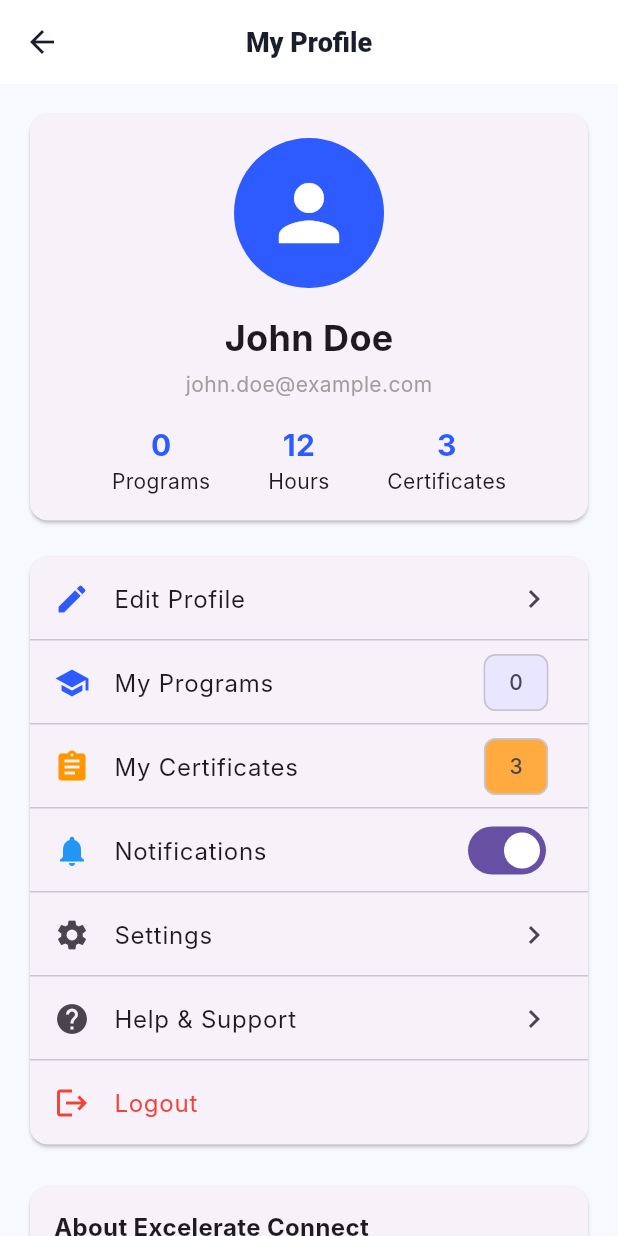
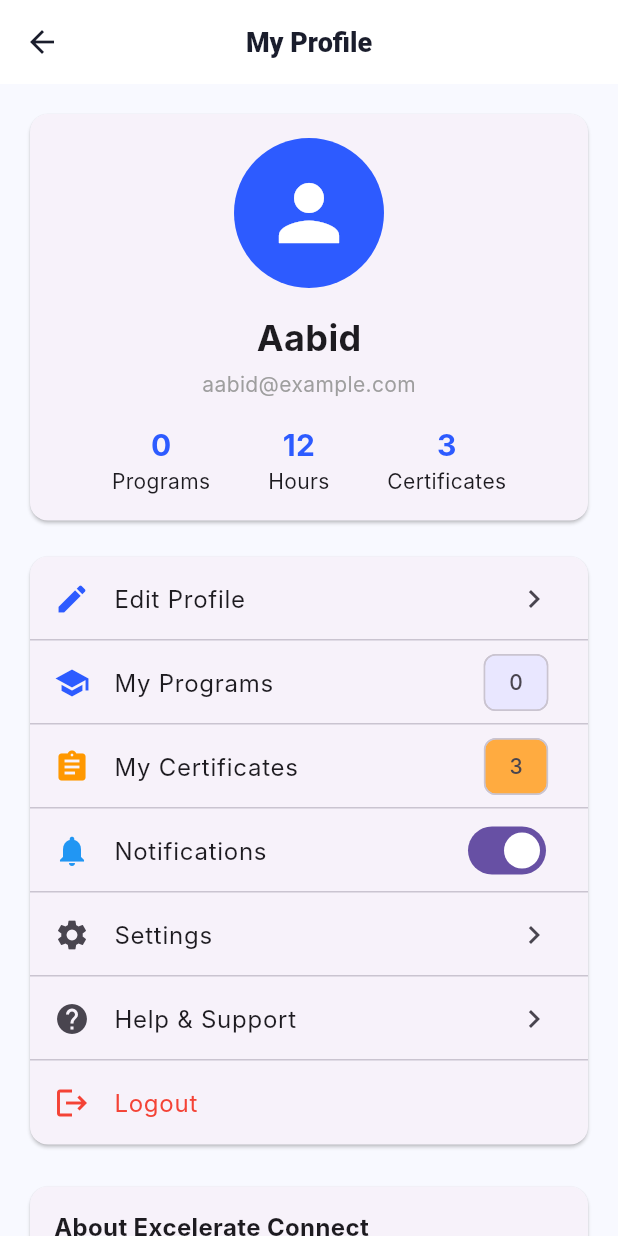
Before and after one commit to AnushkaGyawali/excelerateconnect, a Flutter app: the ProfileScreen screen opened by its route, on a phone screen of 412 x 824 dp. Run offline on Flutter 3.47's test engine with Material 3 defaults, Android fonts, the phone set to English and light mode, and no system bars; Roboto replaces fonts that are missing (Inter).

Commit message:
fix: Update profile information for user

```diff
--- a/lib/main.dart
+++ b/lib/main.dart
@@ -97,7 +97,7 @@ class ProfileScreen extends StatelessWidget {
                   ),
                   const SizedBox(height: 16),
                   const Text(
-                    'John Doe',
+                    'Aabid',
                     style: TextStyle(
                       fontSize: 24,
                       fontWeight: FontWeight.bold,
@@ -105,7 +105,7 @@ class ProfileScreen extends StatelessWidget {
                   ),
                   const SizedBox(height: 4),
                   const Text(
-                    'john.doe@example.com',
+                    'aabid@example.com',
                     style: TextStyle(color: Colors.grey),
                   ),
                   const SizedBox(height: 16),
```
